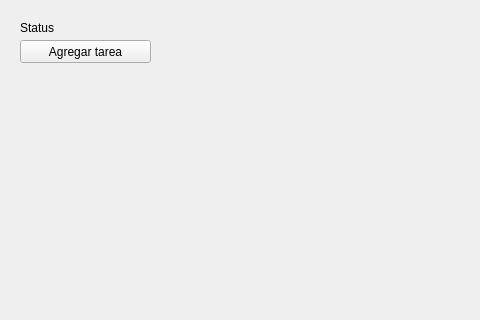
First picture: the form in lab06/mainwindow.ui, repository gustadev24/lab-to, before the edit; both pictures show x 0 to 480 and y 0 to 320 of the 800 by 600 pixel window.
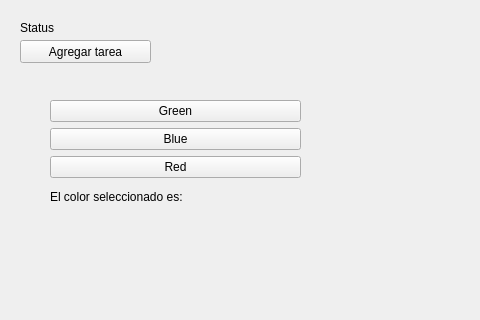
Second picture: the form after the edit.

Commit message: chore: change a label with selected color

```diff
--- a/lab06/mainwindow.ui
+++ b/lab06/mainwindow.ui
@@ -40,6 +40,57 @@
      <string>Agregar tarea</string>
     </property>
    </widget>
+   <widget class="QWidget" name="verticalLayoutWidget">
+    <property name="geometry">
+     <rect>
+      <x>50</x>
+      <y>100</y>
+      <width>251</width>
+      <height>109</height>
+     </rect>
+    </property>
+    <layout class="QVBoxLayout" name="verticalLayout">
+     <item>
+      <widget class="QPushButton" name="green">
+       <property name="text">
+        <string>Green</string>
+       </property>
+      </widget>
+     </item>
+     <item>
+      <widget class="QPushButton" name="blue">
+       <property name="text">
+        <string>Blue</string>
+       </property>
+      </widget>
+     </item>
+     <item>
+      <widget class="QPushButton" name="red">
+       <property name="text">
+        <string>Red</string>
+       </property>
+      </widget>
+     </item>
+     <item>
+      <layout class="QHBoxLayout" name="horizontalLayout">
+       <item>
+        <widget class="QLabel" name="label">
+         <property name="text">
+          <string>El color seleccionado es:</string>
+         </property>
+        </widget>
+       </item>
+       <item>
+        <widget class="QLabel" name="selectedColor">
+         <property name="text">
+          <string/>
+         </property>
+        </widget>
+       </item>
+      </layout>
+     </item>
+    </layout>
+   </widget>
   </widget>
   <widget class="QMenuBar" name="menubar">
    <property name="geometry">
```
The commit also changes 2 other files.
